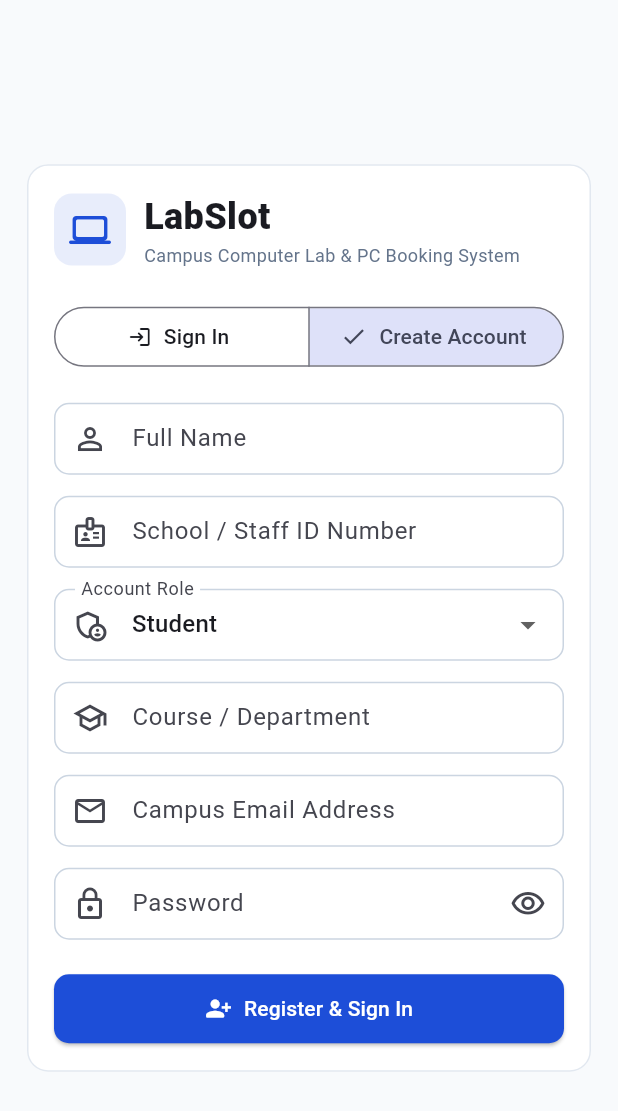
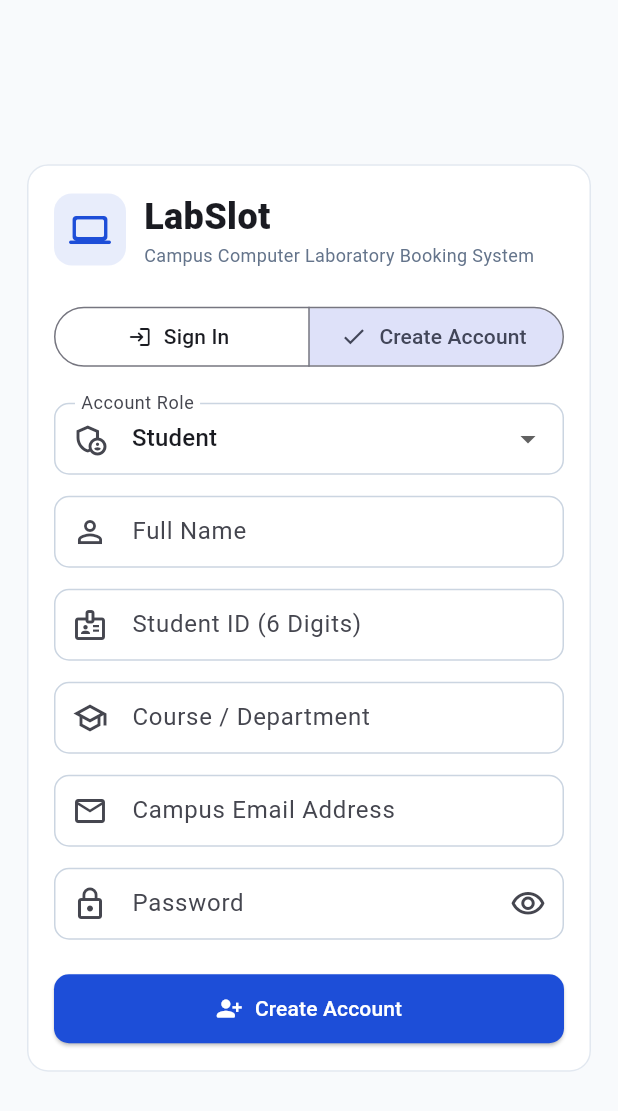
Before and after one commit to CirunayN/LabSlot, a Flutter app: the screen it shows after launch, after a tap on "Create Account", on a phone screen of 412 x 824 dp. Shown: the top 1111 px of the screen. Run offline on Flutter 3.47's test engine with Material 3 defaults, Android fonts, the phone set to English and light mode, and no system bars; our stand-ins replace flutter_riverpod, pdf, printing, qr_flutter, supabase_flutter; accounts and stored records are empty; network calls fail.

Commit message:
feat: update login 6-digit student id flow and clean tab naming

```diff
--- a/lib/features/auth/presentation/login_screen.dart
+++ b/lib/features/auth/presentation/login_screen.dart
@@ -1,4 +1,5 @@
 import 'package:flutter/material.dart';
+import 'package:flutter/services.dart';
 import 'package:flutter_riverpod/flutter_riverpod.dart';
 import '../../../core/models/labslot_models.dart';
 import '../../../core/providers/labslot_controller.dart';
@@ -12,10 +13,11 @@ class LoginScreen extends ConsumerStatefulWidget {
 }
 
 class _LoginScreenState extends ConsumerState<LoginScreen> {
+  final _identifierController = TextEditingController();
   final _emailController = TextEditingController();
   final _passwordController = TextEditingController();
   final _fullNameController = TextEditingController();
-  final _idNumberController = TextEditingController();
+  final _studentIdController = TextEditingController();
   final _departmentController = TextEditingController();
 
   UserRole _selectedSignUpRole = UserRole.student;
@@ -25,10 +27,11 @@ class _LoginScreenState extends ConsumerState<LoginScreen> {
 
   @override
   void dispose() {
+    _identifierController.dispose();
     _emailController.dispose();
     _passwordController.dispose();
     _fullNameController.dispose();
-    _idNumberController.dispose();
+    _studentIdController.dispose();
     _departmentController.dispose();
     super.dispose();
   }
@@ -43,13 +46,15 @@ class _LoginScreenState extends ConsumerState<LoginScreen> {
         email: _emailController.text,
         password: _passwordController.text,
         fullName: _fullNameController.text,
-        studentIdNumber: _idNumberController.text,
+        studentIdNumber: _selectedSignUpRole == UserRole.student
+            ? _studentIdController.text
+            : null,
         courseDepartment: _departmentController.text,
         role: _selectedSignUpRole,
       );
     } else {
       res = await controller.signInWithCredentials(
-        email: _emailController.text,
+        identifier: _identifierController.text,
         password: _passwordController.text,
       );
     }
@@ -109,7 +114,7 @@ class _LoginScreenState extends ConsumerState<LoginScreen> {
                                 ),
                               ),
                               Text(
-                                'Campus Computer Lab & PC Booking System',
+                                'Campus Computer Laboratory Booking System',
                                 style: TextStyle(
                                   fontSize: 12,
                                   color: Color(0xFF64748B),
@@ -144,28 +149,6 @@ class _LoginScreenState extends ConsumerState<LoginScreen> {
                     ),
                     const SizedBox(height: 20),
                     if (_isSignUpMode) ...[
-                      TextField(
-                        key: const Key('signup-fullname-field'),
-                        controller: _fullNameController,
-                        autofillHints: const [],
-                        decoration: const InputDecoration(
-                          labelText: 'Full Name',
-                          hintText: 'Enter your full name (e.g., Marco Santos)',
-                          prefixIcon: Icon(Icons.person_outline),
-                        ),
-                      ),
-                      const SizedBox(height: 14),
-                      TextField(
-                        key: const Key('signup-id-field'),
-                        controller: _idNumberController,
-                        autofillHints: const [],
-                        decoration: const InputDecoration(
-                          labelText: 'School / Staff ID Number',
-                          hintText: 'Enter school or staff ID (e.g., 2024-01042)',
-                          prefixIcon: Icon(Icons.badge_outlined),
-                        ),
-                      ),
-                      const SizedBox(height: 14),
                       DropdownButtonFormField<UserRole>(
                         key: const Key('signup-role-dropdown'),
                         initialValue: _selectedSignUpRole,
@@ -192,36 +175,83 @@ class _LoginScreenState extends ConsumerState<LoginScreen> {
                       ),
                       const SizedBox(height: 14),
                       TextField(
-                        key: const Key('signup-department-field'),
-                        controller: _departmentController,
+                        key: const Key('signup-fullname-field'),
+                        controller: _fullNameController,
                         autofillHints: const [],
                         decoration: const InputDecoration(
-                          labelText: 'Course / Department',
-                          hintText:
-                              'Enter degree program or office (e.g., BSIT - 3rd Year)',
-                          prefixIcon: Icon(Icons.school_outlined),
+                          labelText: 'Full Name',
+                          hintText: 'Enter your full name',
+                          prefixIcon: Icon(Icons.person_outline),
+                        ),
+                      ),
+                      const SizedBox(height: 14),
+                      if (_selectedSignUpRole == UserRole.student) ...[
+                        TextField(
+                          key: const Key('signup-id-field'),
+                          controller: _studentIdController,
+                          keyboardType: TextInputType.number,
+                          maxLength: 6,
+                          inputFormatters: [
+                            FilteringTextInputFormatter.digitsOnly,
+                          ],
+                          autofillHints: const [],
+                          decoration: const InputDecoration(
+                            labelText: 'Student ID (6 Digits)',
+                            hintText: 'Enter 6-digit student ID (e.g., 123456)',
+                            prefixIcon: Icon(Icons.badge_outlined),
+                            counterText: '',
                           ),
                         ),
                         const SizedBox(height: 14),
                       ],
                       TextField(
-                      key: const Key('login-email-field'),
+                        key: const Key('signup-department-field'),
+                        controller: _departmentController,
+                        autofillHints: const [],
+                        decoration: InputDecoration(
+                          labelText: _selectedSignUpRole == UserRole.student
+                              ? 'Course / Department'
+                              : 'Department / Office',
+                          hintText: _selectedSignUpRole == UserRole.student
+                              ? 'Enter degree program (e.g., BSIT - 3rd Year)'
+                              : 'Enter office or unit (e.g., Laboratory Services)',
+                          prefixIcon: const Icon(Icons.school_outlined),
+                        ),
+                      ),
+                      const SizedBox(height: 14),
+                      TextField(
+                        key: const Key('signup-email-field'),
                         controller: _emailController,
                         keyboardType: TextInputType.emailAddress,
                         autofillHints: const [],
                         decoration: const InputDecoration(
                           labelText: 'Campus Email Address',
-                        hintText:
-                            'Enter your campus email (e.g., student@campus.edu.ph)',
+                          hintText: 'Enter your campus email address',
                           prefixIcon: Icon(Icons.email_outlined),
                         ),
                       ),
+                    ] else ...[
+                      TextField(
+                        key: const Key('login-email-field'),
+                        controller: _identifierController,
+                        keyboardType: TextInputType.emailAddress,
+                        autofillHints: const [],
+                        decoration: const InputDecoration(
+                          labelText: 'Email or 6-Digit Student ID',
+                          hintText: 'Enter campus email or 6-digit student ID',
+                          prefixIcon: Icon(Icons.person_outline),
+                        ),
+                      ),
+                    ],
                     const SizedBox(height: 14),
                     TextField(
                       key: const Key('login-password-field'),
                       controller: _passwordController,
                       obscureText: _obscurePassword,
                       autofillHints: const [],
+                      onSubmitted: (_) {
+                        if (!_isLoading) _handleAuthAction();
+                      },
                       decoration: InputDecoration(
                         labelText: 'Password',
                         hintText: _isSignUpMode
@@ -260,7 +290,7 @@ class _LoginScreenState extends ConsumerState<LoginScreen> {
                           _isLoading
                               ? 'Processing...'
                               : (_isSignUpMode
-                                  ? 'Register & Sign In'
+                                  ? 'Create Account'
                                   : 'Sign In to LabSlot'),
                         ),
                       ),
--- a/lib/main.dart
+++ b/lib/main.dart
@@ -27,7 +27,7 @@ class LabSlotApp extends ConsumerWidget {
     );
 
     return MaterialApp(
-      title: 'LabSlot – Campus Computer Lab & PC Station Booking System',
+      title: 'LabSlot - Campus Computer Laboratory Booking System',
       debugShowCheckedModeBanner: false,
       theme: AppTheme.lightTheme,
       home: currentUser == null ? const LoginScreen() : const LabSlotShell(),
```
Also changed, not shown: lib/core/widgets/labslot_shell.dart (+17 -11 lines). Lines whose indentation alone changed are shown as unchanged.
